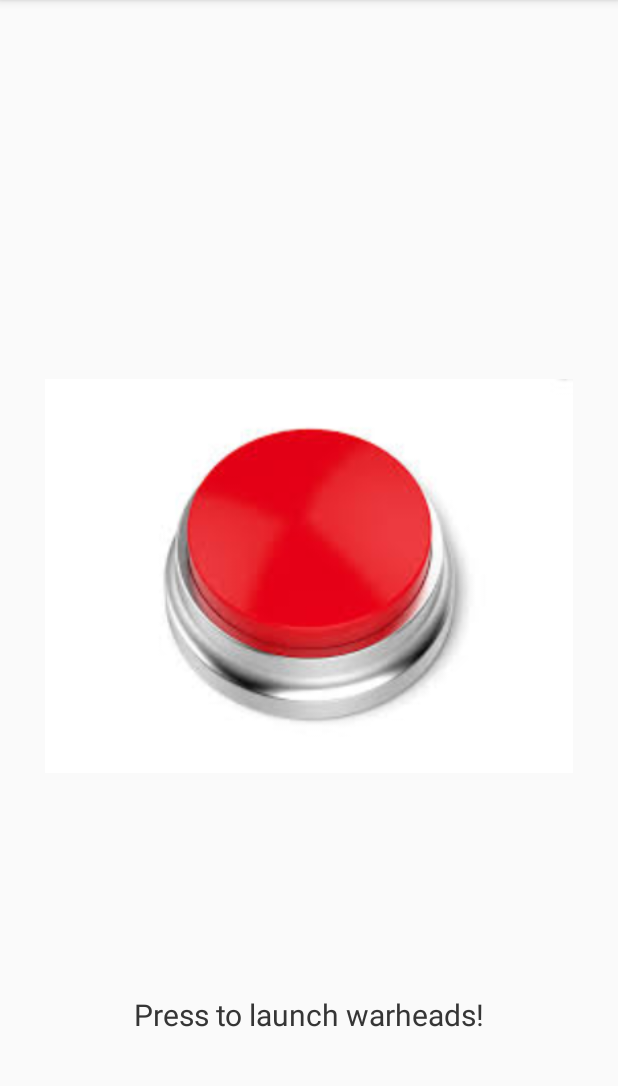
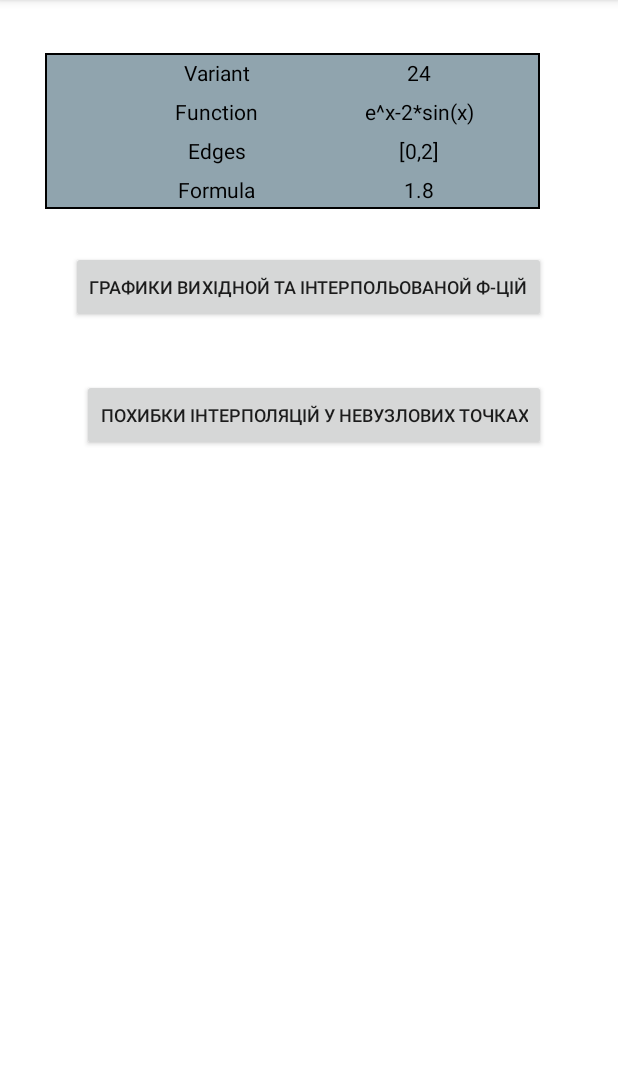
Before and after one commit to maksimillian1/AMOWIthMenu, an Android app: the screen it shows after launch (MainActivity), in the side drawer, after a tap on "Laboratory work third", on a phone screen of 412 x 824 dp, the part 84-1170 px from its top. Run offline under Robolectric (Android 15) with nearby library versions, the phone set to English and light mode, and no system bars; libraries missing offline, so code that uses them is left out: com.jjoe64.graphview.

Commit message:
Third lab done

```diff
--- a/app/build.gradle
+++ b/app/build.gradle
@@ -9,6 +9,7 @@ android {
         versionCode 1
         versionName "1.0"
         testInstrumentationRunner "android.support.test.runner.AndroidJUnitRunner"
+        vectorDrawables.useSupportLibrary = true
     }
     buildTypes {
         release {
--- /dev/null
+++ b/app/src/main/java/com/example/paimon/stillnotdone/LaboratoryWork3/FragmentLaboratoryWorkThird.java
@@ -0,0 +1,105 @@
+package com.example.paimon.stillnotdone.LaboratoryWork3;
+
+
+import android.os.Bundle;
+import android.support.v4.app.Fragment;
+import android.support.v4.app.FragmentManager;
+import android.view.LayoutInflater;
+import android.view.View;
+import android.view.ViewGroup;
+import android.widget.Button;
+import com.example.paimon.stillnotdone.R;
+import com.jjoe64.graphview.series.DataPoint;
+
+import java.util.Arrays;
+
+public class FragmentLaboratoryWorkThird extends Fragment {
+
+    private static final double e= 2.718281828;
+    private static final double a = 0;
+    private static final double b = 2.0;
+    private static final int n = 11;
+    private static final int k = 20;
+    private static double[] x_poli = new double[n];
+    private static double[] y_poli = new double[n];
+    private static double[] y_func_grid = new double[n];
+    private static double[] buffer = new double[n];
+    private static double[] x_func = new double[n*k];
+    private static double[] y_func = new double[n*k];
+    private static double[] delta = new double[n*k];
+
+    Button func;
+    Button mistake;
+
+
+
+    @Override
+    public View onCreateView(LayoutInflater inflater, ViewGroup container,
+                             Bundle savedInstanceState) {
+
+        View view = inflater.inflate(R.layout.fragment_laboratory_work3, container, false);
+
+
+        func = view.findViewById(R.id.func);
+        func.setOnClickListener(new View.OnClickListener() {
+            @Override
+            public void onClick(View v) {
+                Fragment fragment = new FragmentGraphFunctions();
+                FragmentManager fragmentManager = getFragmentManager();
+                fragmentManager.beginTransaction().replace(R.id.kekkek, fragment).commit();
+            }
+        });
+        mistake = view.findViewById(R.id.mistake);
+        mistake.setOnClickListener(new View.OnClickListener() {
+            @Override
+            public void onClick(View v) {
+                Fragment fragment = new FragmentGraphMistake();
+                FragmentManager fragmentManager = getFragmentManager();
+                fragmentManager.beginTransaction().replace(R.id.kekkek, fragment).commit();
+            }
+        });
+
+
+        double h = (b - a) / (n*k - 1);
+        for(int i = 0; i < n*k; i++) {
+            x_func[i] = a + h*i;
+            y_func[i] = function(x_func[i]);
+        }
+
+        h = (b - a) / (n - 1);
+        for(int i = 0; i < n; i++) {
+            x_poli[i] = a + h * i;
+            y_func_grid[i] = function(x_poli[i]);
+        }
+
+        for(int i = 0; i < n; i++) {y_poli[i] = getInterpolatedValue(x_poli[i]);}
+
+        for(int i = 0; i < n*k; i++) {delta[i] = Math.abs(y_func[i] - getInterpolatedValue(x_func[i]));}
+
+
+        return view;
+    }
+
+    public DataPoint[] data(double[] x_func, double[] y_func){
+        int n=x_func.length;     //to find out the no. of data-points
+        DataPoint[] values = new DataPoint[n];     //creating an object of type DataPoint[] of size 'n'
+        for(int i=0;i<n;i++){
+            DataPoint v = new DataPoint(x_func[i], y_func[i]);
+            values[i] = v;
+        }
+        return values;
+    }
+
+    public double function(double x){return Math.pow(e,x) - 2*Math.sin(x);}
+
+    public static double getInterpolatedValue(double xx) {
+        buffer = Arrays.copyOf(y_func_grid, n);
+
+        for(int i = 0; i < n - 1; i++)
+            for(int j = i + 1; j < n; j++)
+                buffer[j] = ((xx - x_poli[i])*buffer[j] - (xx - x_poli[j])*buffer[i])/(x_poli[j] - x_poli[i]);
+
+        return buffer[n - 1];
+    }
+
+}
--- a/app/src/main/java/com/example/paimon/stillnotdone/MainActivity.java
+++ b/app/src/main/java/com/example/paimon/stillnotdone/MainActivity.java
@@ -1,6 +1,5 @@
 package com.example.paimon.stillnotdone;
 
-import android.content.Intent;
 import android.os.Bundle;
 import android.support.v4.app.Fragment;
 import android.support.v4.app.FragmentManager;
@@ -19,6 +18,7 @@ import com.example.paimon.stillnotdone.LaboratoryWork1.FirstItemFragment;
 import com.example.paimon.stillnotdone.LaboratoryWork1.SecondItemFragment;
 import com.example.paimon.stillnotdone.LaboratoryWork1.ThirdItemFragment;
 import com.example.paimon.stillnotdone.LaboratoryWork2.FragmentLaboratoryWorkSecond;
+import com.example.paimon.stillnotdone.LaboratoryWork3.FragmentLaboratoryWorkThird;
 
 
 public class MainActivity extends AppCompatActivity
@@ -87,7 +87,6 @@ public class MainActivity extends AppCompatActivity
     @SuppressWarnings("StatementWithEmptyBody")
     @Override
     public boolean onNavigationItemSelected(MenuItem item) {
-        Intent intent;
         Fragment fragment;
         int id = item.getItemId();
 
@@ -105,8 +104,7 @@ public class MainActivity extends AppCompatActivity
                 fragment = new FragmentLaboratoryWorkSecond();
                 break;
             case R.id.lab3:
-                fragment = new FragmentStartDefault();
-                Toast.makeText(getApplicationContext(), "Wooops, this fragment in the pipeline!", Toast.LENGTH_SHORT).show();
+                fragment = new FragmentLaboratoryWorkThird();
                 break;
             case R.id.lab4:
                 fragment = new FragmentStartDefault();
--- /dev/null
+++ b/app/src/main/res/drawable/border_shape.xml
@@ -0,0 +1,7 @@
+<?xml version="1.0" encoding="utf-8"?>
+<shape
+    xmlns:android="http://schemas.android.com/apk/res/android"
+    android:shape= "rectangle"  >
+    <solid android:color="#90A4AE"/>
+    <stroke android:width="1dp"  android:color="#000"/>
+</shape>
--- /dev/null
+++ b/app/src/main/res/layout/fragment_laboratory_work3.xml
@@ -0,0 +1,148 @@
+<RelativeLayout xmlns:android="http://schemas.android.com/apk/res/android"
+    xmlns:tools="http://schemas.android.com/tools"
+    android:layout_width="match_parent"
+    android:layout_height="match_parent"
+    android:background="#FFF"
+    tools:context="com.example.paimon.stillnotdone.LaboratoryWork3.FragmentLaboratoryWorkThird">
+
+    <TableLayout xmlns:android="http://schemas.android.com/apk/res/android"
+        android:layout_width="330dp"
+        android:layout_marginLeft="30dp"
+        android:layout_marginRight="15dp"
+        android:layout_height="wrap_content"
+        android:layout_marginTop="35dp"
+        android:background="@drawable/border_shape"
+        android:fadingEdge="vertical"
+        android:stretchColumns="1"
+        android:id="@+id/tableLayout">
+
+        <TableRow
+            android:layout_marginRight="30dp"
+            android:layout_marginLeft="30dp"
+            android:layout_width="match_parent"
+            android:layout_height="25dp">
+
+            <TextView
+                android:textColor="#000000"
+                android:textAlignment="center"
+                android:layout_weight=".25"
+                android:layout_width="0dp"
+                android:padding="3dip"
+                android:text="Variant" />
+
+            <TextView
+                android:textColor="#000000"
+                android:textAlignment="center"
+                android:layout_weight=".15"
+                android:layout_width="0dp"
+                android:padding="3dip"
+                android:text="24" />
+
+
+
+        </TableRow>
+
+        <TableRow
+            android:layout_marginRight="30dp"
+            android:layout_marginLeft="30dp"
+            android:layout_height="25dp"
+            android:layout_width="match_parent">
+
+            <TextView
+                android:textColor="#000000"
+                android:textAlignment="center"
+                android:layout_weight=".25"
+                android:layout_width="0dp"
+                android:padding="3dip"
+                android:text="Function" />
+
+            <TextView
+                android:id="@+id/Xi0"
+                android:textColor="#000000"
+                android:textAlignment="center"
+                android:layout_weight=".15"
+                android:layout_width="0dp"
+                android:padding="3dip"
+                android:text="e^x-2*sin(x)" />
+
+
+
+        </TableRow>
+
+        <TableRow
+            android:layout_marginRight="30dp"
+            android:layout_marginLeft="30dp"
+            android:layout_height="25dp"
+            android:layout_width="match_parent">
+
+
+            <TextView
+                android:id="@+id/Yi1"
+                android:textColor="#000000"
+                android:layout_weight=".25"
+                android:textAlignment="center"
+                android:layout_width="0dp"
+                android:padding="3dip"
+                android:text="Edges" />
+
+            <TextView
+                android:id="@+id/Yi2"
+                android:textColor="#000000"
+                android:textAlignment="center"
+                android:layout_weight=".15"
+                android:layout_width="0dp"
+                android:padding="3dip"
+                android:text="[0,2]" />
+
+        </TableRow>
+
+        <TableRow
+            android:layout_marginRight="30dp"
+            android:layout_marginLeft="30dp"
+            android:layout_height="25dp"
+            android:layout_width="match_parent">
+
+
+            <TextView
+                android:textColor="#000000"
+                android:layout_weight=".25"
+                android:textAlignment="center"
+                android:layout_width="0dp"
+                android:padding="3dip"
+                android:text="Formula" />
+
+            <TextView
+                android:textColor="#000000"
+                android:textAlignment="center"
+                android:layout_weight=".15"
+                android:layout_width="0dp"
+                android:padding="3dip"
+                android:text="1.8" />
+
+        </TableRow>
+
+    </TableLayout>
+
+
+    <Button
+        android:id="@+id/func"
+        android:layout_width="wrap_content"
+        android:layout_height="wrap_content"
+        android:layout_below="@+id/tableLayout"
+        android:layout_centerHorizontal="true"
+        android:textSize="12sp"
+        android:layout_marginTop="28dp"
+        android:text="Графики вихiдной та iнтерпольованой ф-цiй" />
+
+    <Button
+        android:id="@+id/mistake"
+        android:layout_width="wrap_content"
+        android:layout_height="wrap_content"
+        android:layout_alignEnd="@+id/func"
+        android:layout_below="@+id/func"
+        android:textSize="12sp"
+        android:layout_marginTop="37dp"
+        android:text="Похибки iнтерполяцiй у невузлових точках" />
+
+
+</RelativeLayout>
```
Also changed, not shown: app/src/main/java/com/example/paimon/stillnotdone/LaboratoryWork3/FragmentGraphFunctions.java (added, +84 -0 lines), app/src/main/java/com/example/paimon/stillnotdone/LaboratoryWork3/FragmentGraphMistake.java (added, +74 -0 lines), app/src/main/res/layout/fragment_graph_functions.xml (added, +18 -0 lines), app/src/main/res/layout/fragment_graph_mistake.xml (added, +18 -0 lines), app/src/main/res/drawable/button_background.png (added), app/src/main/res/drawable/lab3_task.png (added).
